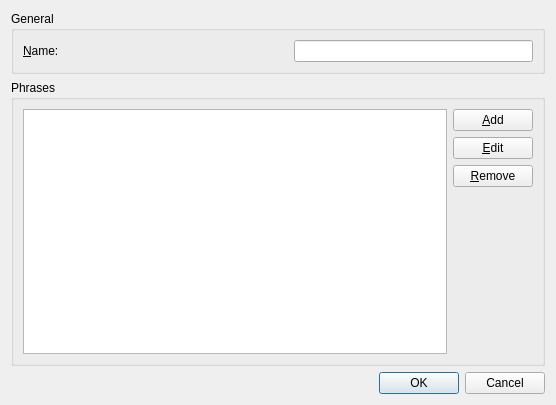
Old version of the form src/grauchy/src/grauchy/packagedialog.ui in the repository Slesa/Trinity.
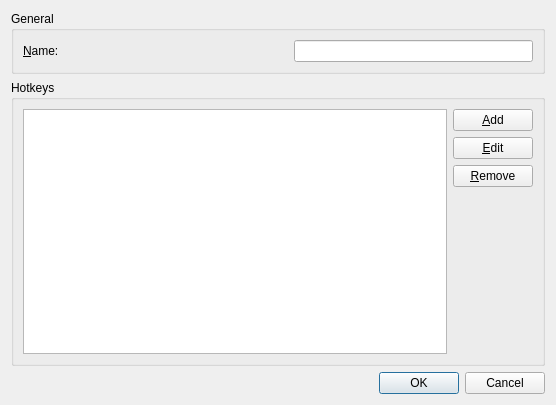
New version of the form. Icons and pictures are not drawn.

```diff
--- a/src/grauchy/src/grauchy/packagedialog.ui
+++ b/src/grauchy/src/grauchy/packagedialog.ui
@@ -55,7 +55,7 @@
    <item>
     <widget class="QGroupBox" name="groupPhrases">
      <property name="title">
-      <string>Phrases</string>
+      <string>Hotkeys</string>
      </property>
      <layout class="QHBoxLayout" name="horizontalLayout">
       <item>
```
Left out of the diff: 22 changed lines with no effect on the pictures.
